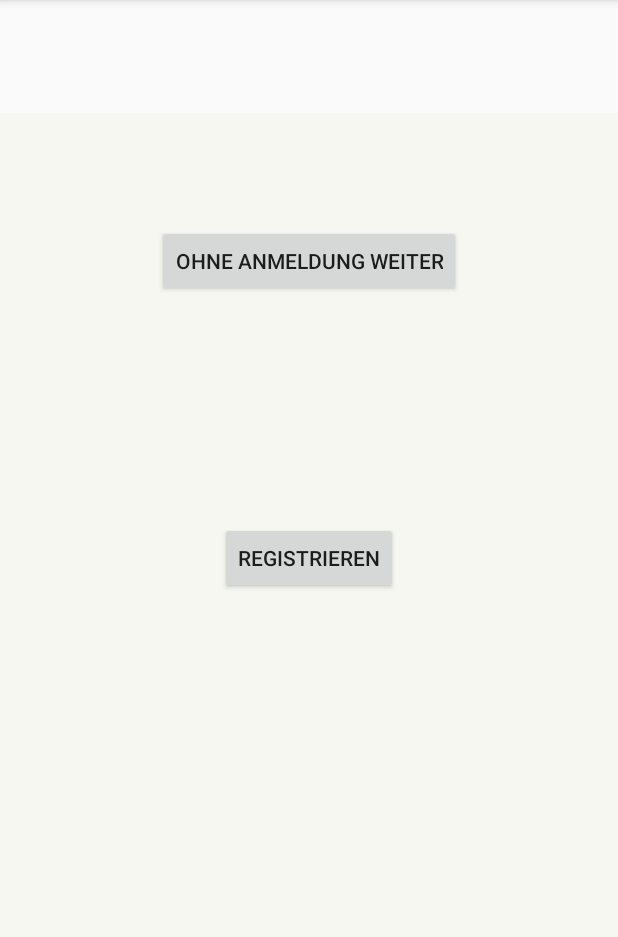
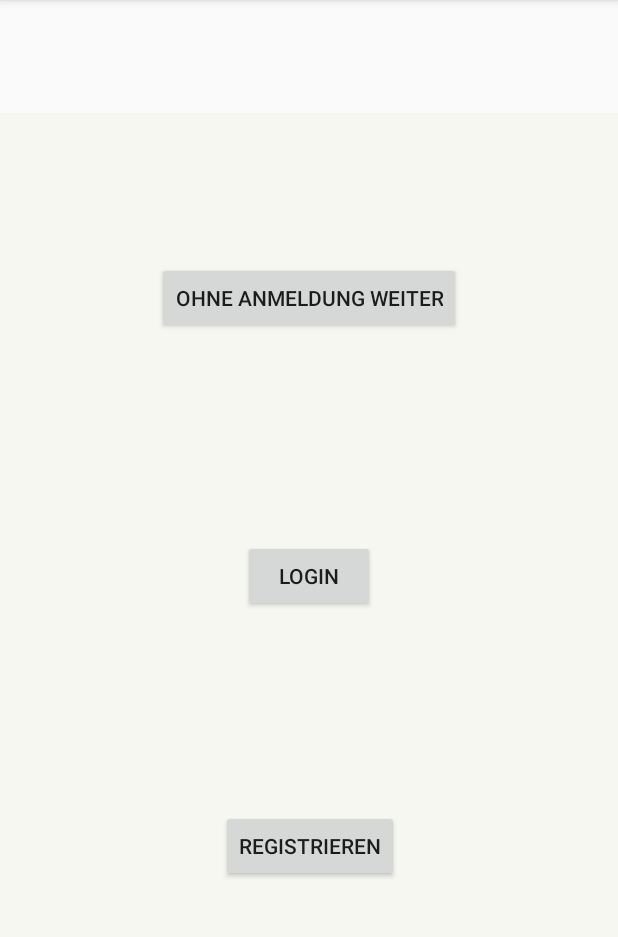
Before and after one commit to itooJD/How-Smashed-Are-You, an Android app: the screen it shows after launch (WindowStart), on a phone screen of 412 x 824 dp, the part 84-1021 px from its top. Run offline under Robolectric (Android 15) with nearby library versions, the phone set to English and light mode, and no system bars; libraries missing offline, so code that uses them is left out: org.greenrobot.greendao; 5 statements that could not run were skipped.

Commit message:
Neuer Branch, Updated Windows,-TimeMeasure,-LogIn,-Register,-Start. Updated xml Files of Windows.

```diff
--- a/app/build.gradle
+++ b/app/build.gradle
@@ -38,12 +38,12 @@ dependencies {
         exclude group: 'com.android.support', module: 'support-annotations'
     })
 
+
+    compile 'com.android.support.constraint:constraint-layout:1.0.2'
     compile 'com.android.support:appcompat-v7:25.3.1'
     compile 'com.android.support.constraint:constraint-layout:1.0.2'
     compile 'com.android.support:design:25.3.1'
     compile 'org.greenrobot:greendao:3.2.2'
-
     testCompile 'junit:junit:4.12'
     testCompile 'org.robolectric:robolectric:3.3.2'
-    compile 'com.android.support.constraint:constraint-layout:1.0.2'
 }
--- a/app/src/main/java/com/emptyshit/hsay/frontsPlayer/WindowLogIn.java
+++ b/app/src/main/java/com/emptyshit/hsay/frontsPlayer/WindowLogIn.java
@@ -9,6 +9,7 @@ import android.widget.EditText;
 import android.widget.TextView;
 
 import com.emptyshit.hsay.R;
+import com.emptyshit.hsay.application.App;
 
 public class WindowLogIn extends AppCompatActivity {
 
@@ -27,6 +28,7 @@ public class WindowLogIn extends AppCompatActivity {
         logInUserNameEditText = (EditText) findViewById(R.id.logInUserNameEditText);
         logInPasswordEditText = (EditText) findViewById(R.id.logInPasswordEditText);
         logInConfirmButton = (Button) findViewById(R.id.logInConfirmButton);
+
     }
 
     private void setupClickListener(){
--- a/app/src/main/java/com/emptyshit/hsay/frontsPlayer/WindowStart.java
+++ b/app/src/main/java/com/emptyshit/hsay/frontsPlayer/WindowStart.java
@@ -13,7 +13,7 @@ import com.emptyshit.hsay.application.App;
 
 public class WindowStart extends AppCompatActivity {
 
-    private Button startWindowRegisterButton;
+    private Button startWindowRegisterButton, startWindowLoginButton;
     private Button startWindowPlayWithoutSignIn;
     private TextView startWindowTesterTextView;
 
@@ -21,6 +21,7 @@ public class WindowStart extends AppCompatActivity {
     protected void onCreate(Bundle savedInstanceState) {
         super.onCreate(savedInstanceState);
         setContentView(R.layout.activity_window_start);
+        startWindowLoginButton = (Button) findViewById(R.id.startWindowLoginButton);
         startWindowRegisterButton = (Button) findViewById(R.id.startWindowRegisterButton);
         startWindowPlayWithoutSignIn = (Button) findViewById(R.id.startWindowPlayWithoutSignIn);
     }
@@ -40,5 +41,12 @@ public class WindowStart extends AppCompatActivity {
                 // change
             }
         });
+        startWindowLoginButton.setOnClickListener(new View.OnClickListener() {
+            @Override
+            public void onClick(View view) {
+                Intent intent = new Intent(getApplicationContext(), WindowLogIn.class);
+                startActivity(intent);
+            }
+        });
     }
 }
--- a/app/src/main/res/layout/activity_window_start.xml
+++ b/app/src/main/res/layout/activity_window_start.xml
@@ -18,15 +18,19 @@
         android:layout_height="wrap_content"
         android:layout_marginLeft="8dp"
         android:layout_marginRight="8dp"
-        android:layout_marginTop="150dp"
+        android:layout_marginTop="8dp"
         android:text="Registrieren"
-        app:layout_constraintLeft_toLeftOf="parent"
-        app:layout_constraintRight_toRightOf="parent"
-        app:layout_constraintTop_toBottomOf="@+id/startWindowPlayWithoutSignIn"
+        app:layout_constraintLeft_toLeftOf="@+id/startWindowBackGround"
+        app:layout_constraintRight_toRightOf="@+id/startWindowBackGround"
         app:layout_constraintVertical_chainStyle="packed"
         tools:layout_constraintBottom_creator="1"
         tools:layout_constraintLeft_creator="1"
-        tools:layout_constraintRight_creator="1" />
+        tools:layout_constraintRight_creator="1"
+        app:layout_constraintTop_toTopOf="@+id/startWindowBackGround"
+        app:layout_constraintHorizontal_bias="0.502"
+        app:layout_constraintBottom_toBottomOf="parent"
+        android:layout_marginBottom="8dp"
+        app:layout_constraintVertical_bias="0.756" />
 
     <Button
         android:id="@+id/startWindowPlayWithoutSignIn"
@@ -39,9 +43,26 @@
         tools:layout_constraintRight_creator="1"
         tools:layout_constraintBottom_creator="1"
         tools:layout_constraintLeft_creator="1"
+        app:layout_constraintTop_toTopOf="@+id/startWindowBackGround"
+        android:layout_marginTop="8dp"
+        app:layout_constraintRight_toRightOf="parent"
+        app:layout_constraintLeft_toLeftOf="parent"
+        app:layout_constraintBottom_toBottomOf="parent"
+        android:layout_marginBottom="8dp"
+        app:layout_constraintVertical_bias="0.237" />
+
+    <Button
+        android:id="@+id/startWindowLoginButton"
+        android:layout_width="wrap_content"
+        android:layout_height="wrap_content"
+        android:text="Login"
         app:layout_constraintTop_toTopOf="parent"
-        android:layout_marginTop="150dp"
-        app:layout_constraintRight_toRightOf="parent"
+        android:layout_marginTop="8dp"
+        app:layout_constraintBottom_toBottomOf="parent"
+        android:layout_marginBottom="8dp"
+        android:layout_marginRight="8dp"
+        app:layout_constraintRight_toRightOf="@+id/startWindowBackGround"
+        android:layout_marginLeft="8dp"
         app:layout_constraintLeft_toLeftOf="parent" />
 
 </android.support.constraint.ConstraintLayout>
```
Also changed, not shown: app/src/main/AndroidManifest.xml (+6 -4 lines), app/src/main/java/com/emptyshit/hsay/timeMeasureComponent/WindowTimeMeasure.java (added, +93 -0 lines), app/src/main/res/layout/activity_window_time_measure.xml (added, +71 -0 lines).
